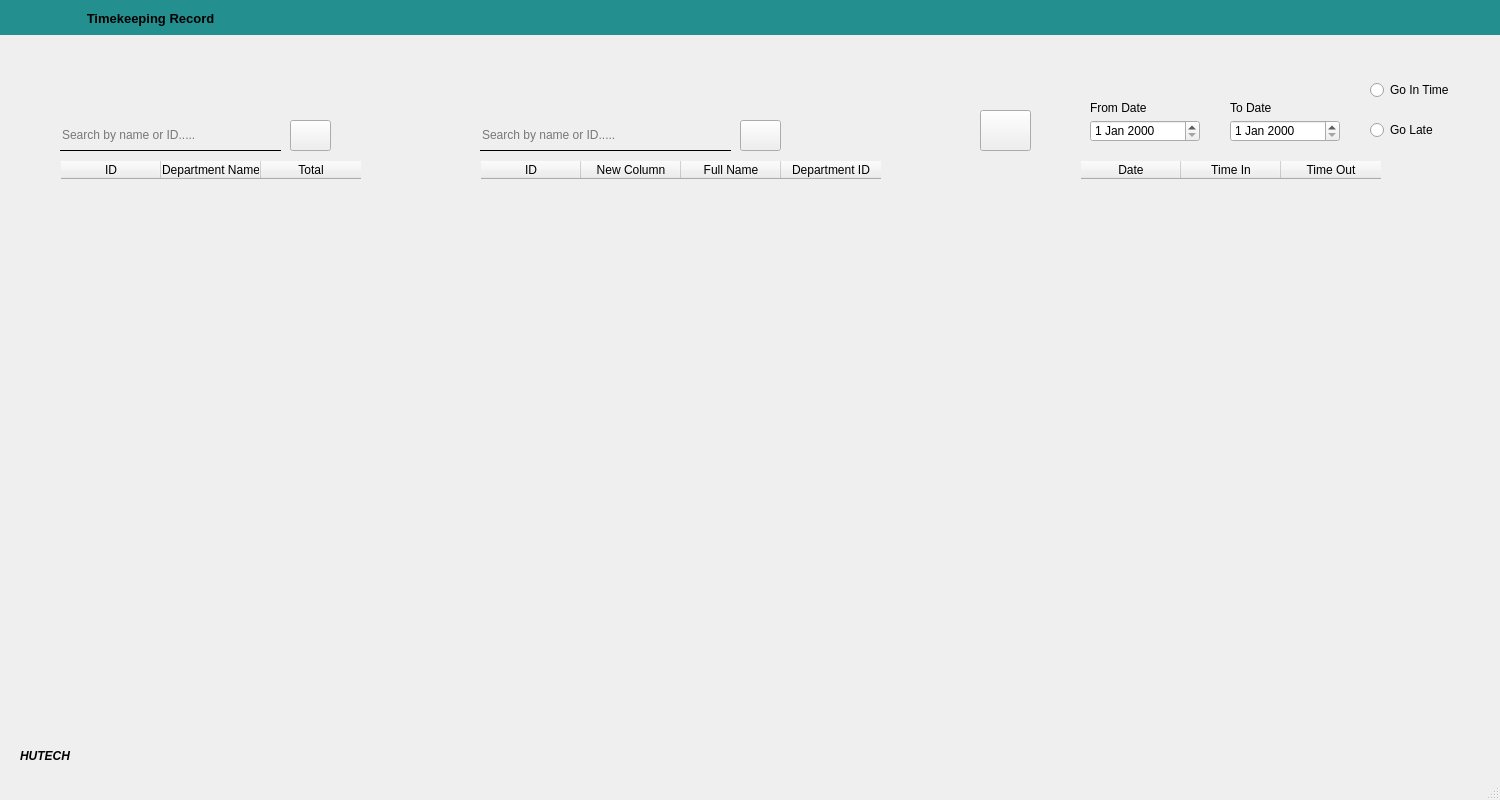
Old version of the form UI/TimekeepingRecord.ui in the repository TrongQuynh/Face-Recognation.
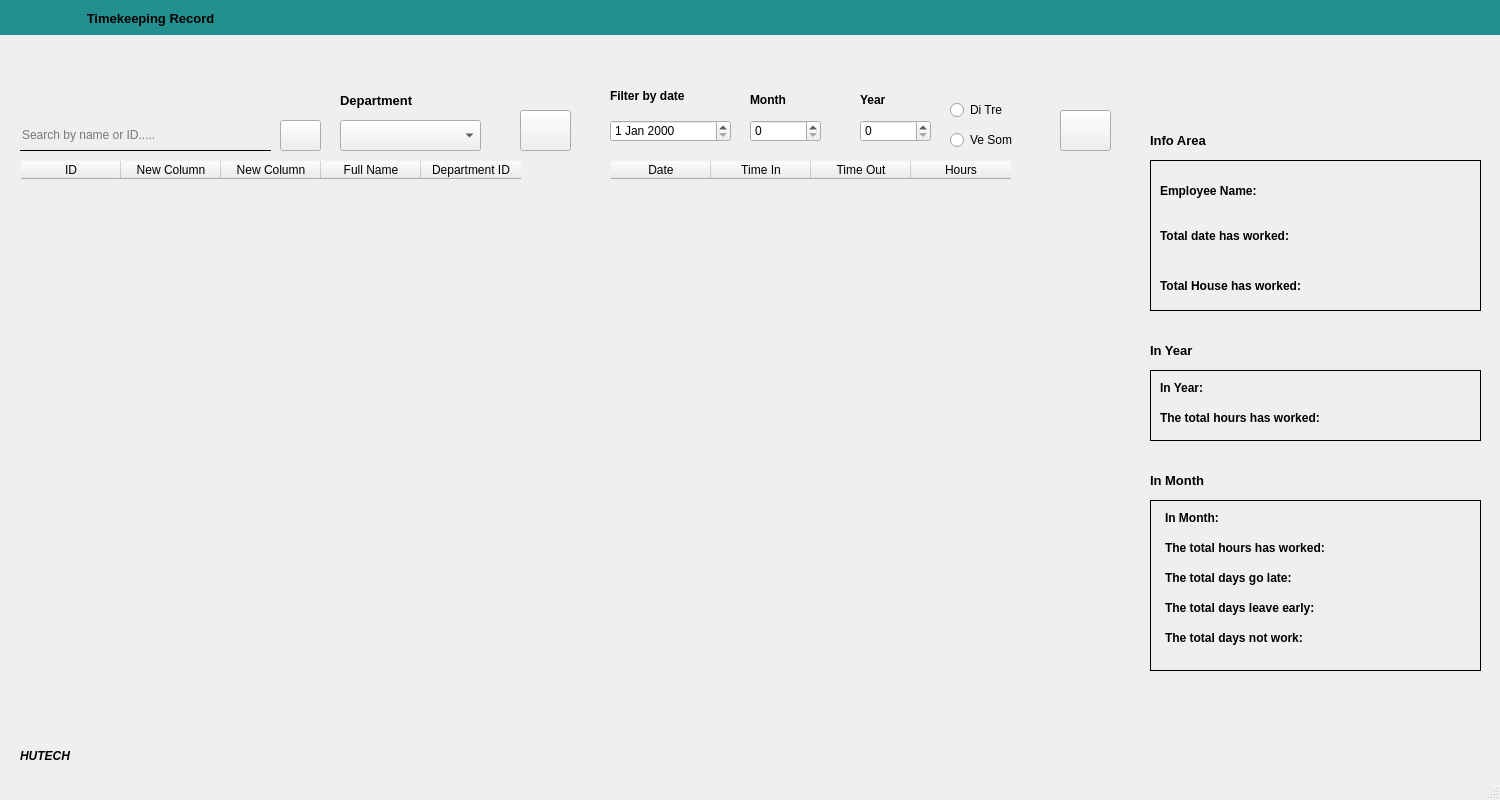
New version of the form. Icons and pictures are not drawn.

What changed in the file:
```diff
--- a/UI/TimekeepingRecord.ui
+++ b/UI/TimekeepingRecord.ui
@@ -60,9 +60,9 @@
    <widget class="QTableWidget" name="tbl_Timekeeping">
     <property name="geometry">
      <rect>
-      <x>1080</x>
+      <x>610</x>
       <y>160</y>
-      <width>381</width>
+      <width>511</width>
       <height>571</height>
      </rect>
     </property>
@@ -84,11 +84,16 @@
       <string>Time Out</string>
      </property>
     </column>
+    <column>
+     <property name="text">
+      <string>Hours</string>
+     </property>
+    </column>
    </widget>
    <widget class="QTableWidget" name="tbl_Employee">
     <property name="geometry">
      <rect>
-      <x>480</x>
+      <x>20</x>
       <y>160</y>
       <width>551</width>
       <height>571</height>
@@ -107,6 +112,11 @@
       <string>New Column</string>
      </property>
     </column>
+    <column>
+     <property name="text">
+      <string>New Column</string>
+     </property>
+    </column>
     <column>
      <property name="text">
       <string>Full Name</string>
@@ -118,34 +128,6 @@
      </property>
     </column>
    </widget>
-   <widget class="QTableWidget" name="tbl_Department">
-    <property name="geometry">
-     <rect>
-      <x>60</x>
-      <y>160</y>
-      <width>371</width>
-      <height>571</height>
-     </rect>
-    </property>
-    <property name="styleSheet">
-     <string notr="true">#tbl_Department{background: transparent;}</string>
-    </property>
-    <column>
-     <property name="text">
-      <string>ID</string>
-     </property>
-    </column>
-    <column>
-     <property name="text">
-      <string>Department Name</string>
-     </property>
-    </column>
-    <column>
-     <property name="text">
-      <string>Total</string>
-     </property>
-    </column>
-   </widget>
    <widget class="QLabel" name="btn_Back">
     <property name="geometry">
      <rect>
@@ -168,26 +150,10 @@
      <bool>true</bool>
     </property>
    </widget>
-   <widget class="QLineEdit" name="txt_Search_Department">
-    <property name="geometry">
-     <rect>
-      <x>60</x>
-      <y>120</y>
-      <width>221</width>
-      <height>31</height>
-     </rect>
-    </property>
-    <property name="styleSheet">
-     <string notr="true">QLineEdit{background: transparent;border:None;border-bottom:1px solid;}</string>
-    </property>
-    <property name="placeholderText">
-     <string>Search by name or ID.....</string>
-    </property>
-   </widget>
    <widget class="QLineEdit" name="txt_Search_Employee">
     <property name="geometry">
      <rect>
-      <x>480</x>
+      <x>20</x>
       <y>120</y>
       <width>251</width>
       <height>31</height>
@@ -200,42 +166,6 @@
      <string>Search by name or ID.....</string>
     </property>
    </widget>
-   <widget class="QRadioButton" name="rb_InTime">
-    <property name="geometry">
-     <rect>
-      <x>1370</x>
-      <y>80</y>
-      <width>95</width>
-      <height>20</height>
-     </rect>
-    </property>
-    <property name="text">
-     <string>Go In Time</string>
-    </property>
-   </widget>
-   <widget class="QRadioButton" name="rb_GoLate">
-    <property name="geometry">
-     <rect>
-      <x>1370</x>
-      <y>120</y>
-      <width>95</width>
-      <height>20</height>
-     </rect>
-    </property>
-    <property name="text">
-     <string>Go Late</string>
-    </property>
-   </widget>
-   <widget class="QDateEdit" name="to_Date">
-    <property name="geometry">
-     <rect>
-      <x>1230</x>
-      <y>120</y>
-      <width>110</width>
-      <height>22</height>
-     </rect>
-    </property>
-   </widget>
    <widget class="QLabel" name="lbl_Timekeeping">
     <property name="geometry">
      <rect>
@@ -312,42 +242,6 @@
      <bool>true</bool>
     </property>
    </widget>
-   <widget class="QDateEdit" name="from_Date">
-    <property name="geometry">
-     <rect>
-      <x>1090</x>
-      <y>120</y>
-      <width>110</width>
-      <height>22</height>
-     </rect>
-    </property>
-   </widget>
-   <widget class="QLabel" name="label">
-    <property name="geometry">
-     <rect>
-      <x>1090</x>
-      <y>100</y>
-      <width>101</width>
-      <height>16</height>
-     </rect>
-    </property>
-    <property name="text">
-     <string>From Date</string>
-    </property>
-   </widget>
-   <widget class="QLabel" name="label_2">
-    <property name="geometry">
-     <rect>
-      <x>1230</x>
-      <y>100</y>
-      <width>101</width>
-      <height>16</height>
-     </rect>
-    </property>
-    <property name="text">
-     <string>To Date</string>
-    </property>
-   </widget>
    <widget class="QLabel" name="label_Text">
     <property name="geometry">
      <rect>
@@ -409,24 +303,7 @@
    <widget class="QPushButton" name="btn_Search_Employee">
     <property name="geometry">
      <rect>
-      <x>740</x>
-      <y>120</y>
-      <width>41</width>
-      <height>31</height>
-     </rect>
-    </property>
-    <property name="text">
-     <string/>
-    </property>
-    <property name="icon">
-     <iconset>
-      <normaloff>../public/img/search.png</normaloff>../public/img/search.png</iconset>
-    </property>
-   </widget>
-   <widget class="QPushButton" name="btn_Search_Department">
-    <property name="geometry">
-     <rect>
-      <x>290</x>
+      <x>280</x>
       <y>120</y>
       <width>41</width>
       <height>31</height>
@@ -468,7 +345,7 @@
    <widget class="QPushButton" name="btn_Refresh">
     <property name="geometry">
      <rect>
-      <x>980</x>
+      <x>520</x>
       <y>110</y>
       <width>51</width>
       <height>41</height>
@@ -491,6 +368,675 @@
      </size>
     </property>
    </widget>
+   <widget class="QDateEdit" name="dateEdit">
+    <property name="geometry">
+     <rect>
+      <x>610</x>
+      <y>120</y>
+      <width>121</width>
+      <height>22</height>
+     </rect>
+    </property>
+   </widget>
+   <widget class="QLabel" name="label">
+    <property name="geometry">
+     <rect>
+      <x>610</x>
+      <y>86</y>
+      <width>121</width>
+      <height>20</height>
+     </rect>
+    </property>
+    <property name="font">
+     <font>
+      <pointsize>9</pointsize>
+      <weight>75</weight>
+      <bold>true</bold>
+     </font>
+    </property>
+    <property name="text">
+     <string>Filter by date</string>
+    </property>
+   </widget>
+   <widget class="QRadioButton" name="rbtn_GoLate">
+    <property name="geometry">
+     <rect>
+      <x>950</x>
+      <y>100</y>
+      <width>95</width>
+      <height>20</height>
+     </rect>
+    </property>
+    <property name="text">
+     <string>Di Tre</string>
+    </property>
+   </widget>
+   <widget class="QRadioButton" name="rbtn_LeaveEarly">
+    <property name="geometry">
+     <rect>
+      <x>950</x>
+      <y>130</y>
+      <width>95</width>
+      <height>20</height>
+     </rect>
+    </property>
+    <property name="text">
+     <string>Ve Som</string>
+    </property>
+   </widget>
+   <widget class="QLabel" name="label_2">
+    <property name="geometry">
+     <rect>
+      <x>1160</x>
+      <y>220</y>
+      <width>171</width>
+      <height>31</height>
+     </rect>
+    </property>
+    <property name="font">
+     <font>
+      <pointsize>9</pointsize>
+      <weight>75</weight>
+      <bold>true</bold>
+     </font>
+    </property>
+    <property name="text">
+     <string>Total date has worked:</string>
+    </property>
+   </widget>
+   <widget class="QLabel" name="label_3">
+    <property name="geometry">
+     <rect>
+      <x>1160</x>
+      <y>270</y>
+      <width>161</width>
+      <height>31</height>
+     </rect>
+    </property>
+    <property name="font">
+     <font>
+      <pointsize>9</pointsize>
+      <weight>75</weight>
+      <bold>true</bold>
+     </font>
+    </property>
+    <property name="text">
+     <string>Total House has worked:</string>
+    </property>
+   </widget>
+   <widget class="QPushButton" name="btn_Refresh_2">
+    <property name="geometry">
+     <rect>
+      <x>1060</x>
+      <y>110</y>
+      <width>51</width>
+      <height>41</height>
+     </rect>
+    </property>
+    <property name="cursor">
+     <cursorShape>PointingHandCursor</cursorShape>
+    </property>
+    <property name="text">
+     <string/>
+    </property>
+    <property name="icon">
+     <iconset>
+      <normaloff>../public/img/refresh.png</normaloff>../public/img/refresh.png</iconset>
+    </property>
+    <property name="iconSize">
+     <size>
+      <width>35</width>
+      <height>35</height>
+     </size>
+    </property>
+   </widget>
+   <widget class="QLabel" name="background_Filter">
+    <property name="geometry">
+     <rect>
+      <x>1150</x>
+      <y>160</y>
+      <width>331</width>
+      <height>151</height>
+     </rect>
+    </property>
+    <property name="styleSheet">
+     <string notr="true">#background_Filter{
+border: 1 solid black;
+}</string>
+    </property>
+    <property name="text">
+     <string/>
+    </property>
+   </widget>
+   <widget class="QLabel" name="label_4">
+    <property name="geometry">
+     <rect>
+      <x>1160</x>
+      <y>180</y>
+      <width>131</width>
+      <height>21</height>
+     </rect>
+    </property>
+    <property name="font">
+     <font>
+      <pointsize>9</pointsize>
+      <weight>75</weight>
+      <bold>true</bold>
+     </font>
+    </property>
+    <property name="text">
+     <string>Employee Name:</string>
+    </property>
+   </widget>
+   <widget class="QComboBox" name="cbox_Department">
+    <property name="geometry">
+     <rect>
+      <x>340</x>
+      <y>120</y>
+      <width>141</width>
+      <height>31</height>
+     </rect>
+    </property>
+   </widget>
+   <widget class="QLabel" name="label_5">
+    <property name="geometry">
+     <rect>
+      <x>340</x>
+      <y>90</y>
+      <width>121</width>
+      <height>21</height>
+     </rect>
+    </property>
+    <property name="font">
+     <font>
+      <pointsize>10</pointsize>
+      <weight>75</weight>
+      <bold>true</bold>
+     </font>
+    </property>
+    <property name="text">
+     <string>Department</string>
+    </property>
+   </widget>
+   <widget class="QLabel" name="txt_EmployeeName">
+    <property name="geometry">
+     <rect>
+      <x>1335</x>
+      <y>180</y>
+      <width>141</width>
+      <height>16</height>
+     </rect>
+    </property>
+    <property name="font">
+     <font>
+      <pointsize>9</pointsize>
+      <weight>50</weight>
+      <bold>false</bold>
+     </font>
+    </property>
+    <property name="text">
+     <string/>
+    </property>
+   </widget>
+   <widget class="QLabel" name="label_8">
+    <property name="geometry">
+     <rect>
+      <x>1150</x>
+      <y>130</y>
+      <width>101</width>
+      <height>21</height>
+     </rect>
+    </property>
+    <property name="font">
+     <font>
+      <pointsize>10</pointsize>
+      <weight>75</weight>
+      <bold>true</bold>
+     </font>
+    </property>
+    <property name="text">
+     <string>Info Area</string>
+    </property>
+   </widget>
+   <widget class="QLabel" name="txt_TotalDayWork">
+    <property name="geometry">
+     <rect>
+      <x>1335</x>
+      <y>230</y>
+      <width>81</width>
+      <height>16</height>
+     </rect>
+    </property>
+    <property name="font">
+     <font>
+      <pointsize>9</pointsize>
+      <weight>50</weight>
+      <bold>false</bold>
+     </font>
+    </property>
+    <property name="text">
+     <string/>
+    </property>
+   </widget>
+   <widget class="QLabel" name="txt_TotalHourWork">
+    <property name="geometry">
+     <rect>
+      <x>1335</x>
+      <y>280</y>
+      <width>101</width>
+      <height>16</height>
+     </rect>
+    </property>
+    <property name="font">
+     <font>
+      <pointsize>9</pointsize>
+      <weight>50</weight>
+      <bold>false</bold>
+     </font>
+    </property>
+    <property name="text">
+     <string/>
+    </property>
+   </widget>
+   <widget class="QLabel" name="background_Filter_2">
+    <property name="geometry">
+     <rect>
+      <x>1150</x>
+      <y>370</y>
+      <width>331</width>
+      <height>71</height>
+     </rect>
+    </property>
+    <property name="styleSheet">
+     <string notr="true">#background_Filter_2{
+border: 1 solid black;
+}</string>
+    </property>
+    <property name="text">
+     <string/>
+    </property>
+   </widget>
+   <widget class="QSpinBox" name="spinBox_Month">
+    <property name="geometry">
+     <rect>
+      <x>750</x>
+      <y>120</y>
+      <width>71</width>
+      <height>22</height>
+     </rect>
+    </property>
+   </widget>
+   <widget class="QSpinBox" name="spinBox_Year">
+    <property name="geometry">
+     <rect>
+      <x>860</x>
+      <y>120</y>
+      <width>71</width>
+      <height>22</height>
+     </rect>
+    </property>
+   </widget>
+   <widget class="QLabel" name="label_7">
+    <property name="geometry">
+     <rect>
+      <x>750</x>
+      <y>90</y>
+      <width>61</width>
+      <height>20</height>
+     </rect>
+    </property>
+    <property name="font">
+     <font>
+      <pointsize>9</pointsize>
+      <weight>75</weight>
+      <bold>true</bold>
+     </font>
+    </property>
+    <property name="text">
+     <string>Month</string>
+    </property>
+   </widget>
+   <widget class="QLabel" name="label_9">
+    <property name="geometry">
+     <rect>
+      <x>860</x>
+      <y>90</y>
+      <width>61</width>
+      <height>20</height>
+     </rect>
+    </property>
+    <property name="font">
+     <font>
+      <pointsize>9</pointsize>
+      <weight>75</weight>
+      <bold>true</bold>
+     </font>
+    </property>
+    <property name="text">
+     <string>Year</string>
+    </property>
+   </widget>
+   <widget class="QLabel" name="label_10">
+    <property name="geometry">
+     <rect>
+      <x>1160</x>
+      <y>380</y>
+      <width>55</width>
+      <height>16</height>
+     </rect>
+    </property>
+    <property name="font">
+     <font>
+      <weight>75</weight>
+      <bold>true</bold>
+     </font>
+    </property>
+    <property name="text">
+     <string>In Year: </string>
+    </property>
+   </widget>
+   <widget class="QLabel" name="label_11">
+    <property name="geometry">
+     <rect>
+      <x>1160</x>
+      <y>410</y>
+      <width>191</width>
+      <height>16</height>
+     </rect>
+    </property>
+    <property name="font">
+     <font>
+      <weight>75</weight>
+      <bold>true</bold>
+     </font>
+    </property>
+    <property name="text">
+     <string>The total hours has worked:</string>
+    </property>
+   </widget>
+   <widget class="QLabel" name="label_12">
+    <property name="geometry">
+     <rect>
+      <x>1165</x>
+      <y>540</y>
+      <width>191</width>
+      <height>16</height>
+     </rect>
+    </property>
+    <property name="font">
+     <font>
+      <weight>75</weight>
+      <bold>true</bold>
+     </font>
+    </property>
+    <property name="text">
+     <string>The total hours has worked: </string>
+    </property>
+   </widget>
+   <widget class="QLabel" name="label_13">
+    <property name="geometry">
+     <rect>
+      <x>1165</x>
+      <y>510</y>
+      <width>71</width>
+      <height>16</height>
+     </rect>
+    </property>
+    <property name="font">
+     <font>
+      <weight>75</weight>
+      <bold>true</bold>
+     </font>
+    </property>
+    <property name="text">
+     <string>In Month:  </string>
+    </property>
+   </widget>
+   <widget class="QLabel" name="background_Filter_3">
+    <property name="geometry">
+     <rect>
+      <x>1150</x>
+      <y>500</y>
+      <width>331</width>
+      <height>171</height>
+     </rect>
+    </property>
+    <property name="styleSheet">
+     <string notr="true">#background_Filter_3{
+border: 1 solid black;
+}</string>
+    </property>
+    <property name="text">
+     <string/>
+    </property>
+   </widget>
+   <widget class="QLabel" name="label_14">
+    <property name="geometry">
+     <rect>
+      <x>1165</x>
+      <y>570</y>
+      <width>151</width>
+      <height>16</height>
+     </rect>
+    </property>
+    <property name="font">
+     <font>
+      <weight>75</weight>
+      <bold>true</bold>
+     </font>
+    </property>
+    <property name="text">
+     <string>The total days go late: </string>
+    </property>
+   </widget>
+   <widget class="QLabel" name="label_15">
+    <property name="geometry">
+     <rect>
+      <x>1150</x>
+      <y>340</y>
+      <width>101</width>
+      <height>21</height>
+     </rect>
+    </property>
+    <property name="font">
+     <font>
+      <pointsize>10</pointsize>
+      <weight>75</weight>
+      <bold>true</bold>
+     </font>
+    </property>
+    <property name="text">
+     <string>In Year</string>
+    </property>
+   </widget>
+   <widget class="QLabel" name="label_16">
+    <property name="geometry">
+     <rect>
+      <x>1150</x>
+      <y>470</y>
+      <width>101</width>
+      <height>21</height>
+     </rect>
+    </property>
+    <property name="font">
+     <font>
+      <pointsize>10</pointsize>
+      <weight>75</weight>
+      <bold>true</bold>
+     </font>
+    </property>
+    <property name="text">
+     <string>In Month</string>
+    </property>
+   </widget>
+   <widget class="QLabel" name="txt_CurrentYear">
+    <property name="geometry">
+     <rect>
+      <x>1360</x>
+      <y>380</y>
+      <width>71</width>
+      <height>16</height>
+     </rect>
+    </property>
+    <property name="font">
+     <font>
+      <pointsize>9</pointsize>
+     </font>
+    </property>
+    <property name="text">
+     <string/>
+    </property>
+   </widget>
+   <widget class="QLabel" name="txt_TotalHourWork_Year">
+    <property name="geometry">
+     <rect>
+      <x>1360</x>
+      <y>410</y>
+      <width>71</width>
+      <height>16</height>
+     </rect>
+    </property>
+    <property name="font">
+     <font>
+      <pointsize>9</pointsize>
+      <weight>50</weight>
+      <bold>false</bold>
+     </font>
+    </property>
+    <property name="text">
+     <string/>
+    </property>
+   </widget>
+   <widget class="QLabel" name="txt_CurrentMonth">
+    <property name="geometry">
+     <rect>
+      <x>1370</x>
+      <y>510</y>
+      <width>55</width>
+      <height>16</height>
+     </rect>
+    </property>
+    <property name="font">
+     <font>
+      <pointsize>9</pointsize>
+     </font>
+    </property>
+    <property name="text">
+     <string/>
+    </property>
+   </widget>
+   <widget class="QLabel" name="txt_TotalHourWork_Month">
+    <property name="geometry">
+     <rect>
+      <x>1370</x>
+      <y>540</y>
+      <width>101</width>
+      <height>16</height>
+     </rect>
+    </property>
+    <property name="font">
+     <font>
+      <pointsize>9</pointsize>
+      <weight>50</weight>
+      <bold>false</bold>
+     </font>
+    </property>
+    <property name="text">
+     <string/>
+    </property>
+   </widget>
+   <widget class="QLabel" name="txt_TotalTimeGoLate">
+    <property name="geometry">
+     <rect>
+      <x>1370</x>
+      <y>570</y>
+      <width>55</width>
+      <height>16</height>
+     </rect>
+    </property>
+    <property name="font">
+     <font>
+      <pointsize>9</pointsize>
+     </font>
+    </property>
+    <property name="text">
+     <string/>
+    </property>
+   </widget>
+   <widget class="QLabel" name="label_17">
+    <property name="geometry">
+     <rect>
+      <x>1165</x>
+      <y>630</y>
+      <width>161</width>
+      <height>16</height>
+     </rect>
+    </property>
+    <property name="font">
+     <font>
+      <weight>75</weight>
+      <bold>true</bold>
+     </font>
+    </property>
+    <property name="text">
+     <string>The total days not work: </string>
+    </property>
+   </widget>
+   <widget class="QLabel" name="txt_TotalDayNotWork">
+    <property name="geometry">
+     <rect>
+      <x>1370</x>
+      <y>630</y>
+      <width>55</width>
+      <height>16</height>
+     </rect>
+    </property>
+    <property name="font">
+     <font>
+      <pointsize>9</pointsize>
+     </font>
+    </property>
+    <property name="text">
+     <string/>
+    </property>
+   </widget>
+   <widget class="QLabel" name="label_18">
+    <property name="geometry">
+     <rect>
+      <x>1165</x>
+      <y>600</y>
+      <width>181</width>
+      <height>16</height>
+     </rect>
+    </property>
+    <property name="font">
+     <font>
+      <weight>75</weight>
+      <bold>true</bold>
+     </font>
+    </property>
+    <property name="text">
+     <string>The total days leave early: </string>
+    </property>
+   </widget>
+   <widget class="QLabel" name="txt_TotalTimeLeaveEarly">
+    <property name="geometry">
+     <rect>
+      <x>1370</x>
+      <y>600</y>
+      <width>55</width>
+      <height>16</height>
+     </rect>
+    </property>
+    <property name="font">
+     <font>
+      <pointsize>9</pointsize>
+     </font>
+    </property>
+    <property name="text">
+     <string/>
+    </property>
+   </widget>
    <zorder>lbl_Background</zorder>
    <zorder>tbl_Timekeeping</zorder>
    <zorder>tbl_Employee</zorder>
```
Left out of the diff: 46 changed lines with no effect on the pictures.
